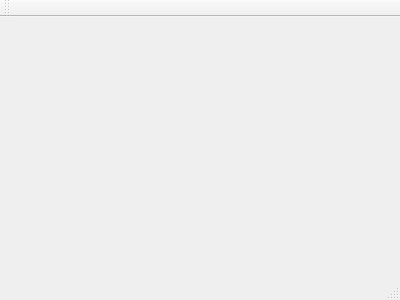
This is mainwindow.ui in ashrayjain/IVLE-Drive as Qt 5 draws it before an edit. The edited form follows.
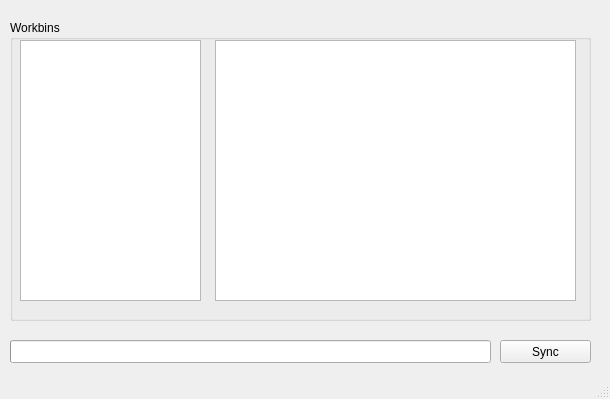
This is the edited form.

```diff
--- a/mainwindow.ui
+++ b/mainwindow.ui
@@ -1,24 +1,91 @@
 <ui version="4.0">
  <class>MainWindow</class>
- <widget class="QMainWindow" name="MainWindow" >
-  <property name="geometry" >
+ <widget class="QMainWindow" name="MainWindow">
+  <property name="geometry">
    <rect>
     <x>0</x>
     <y>0</y>
-    <width>400</width>
-    <height>300</height>
+    <width>610</width>
+    <height>399</height>
    </rect>
   </property>
   <property name="windowTitle" >
    <string>MainWindow</string>
   </property>
-  <widget class="QMenuBar" name="menuBar" />
-  <widget class="QToolBar" name="mainToolBar" />
-  <widget class="QWidget" name="centralWidget" />
-  <widget class="QStatusBar" name="statusBar" />
+  <widget class="QWidget" name="centralWidget">
+   <widget class="QPushButton" name="syncButton">
+    <property name="geometry">
+     <rect>
+      <x>500</x>
+      <y>340</y>
+      <width>91</width>
+      <height>23</height>
+     </rect>
+    </property>
+    <property name="text">
+     <string>Sync</string>
+    </property>
+   </widget>
+   <widget class="QTreeView" name="treeView">
+    <property name="geometry">
+     <rect>
+      <x>20</x>
+      <y>40</y>
+      <width>181</width>
+      <height>261</height>
+     </rect>
+    </property>
+   </widget>
+   <widget class="QProgressBar" name="progressBar">
+    <property name="geometry">
+     <rect>
+      <x>10</x>
+      <y>340</y>
+      <width>481</width>
+      <height>23</height>
+     </rect>
+    </property>
+    <property name="autoFillBackground">
+     <bool>false</bool>
+    </property>
+    <property name="value">
+     <number>0</number>
+    </property>
+    <property name="textVisible">
+     <bool>false</bool>
+    </property>
+   </widget>
+   <widget class="QGroupBox" name="groupBox">
+    <property name="geometry">
+     <rect>
+      <x>10</x>
+      <y>20</y>
+      <width>581</width>
+      <height>301</height>
+     </rect>
+    </property>
+    <property name="title">
+     <string>Workbins</string>
+    </property>
+    <widget class="QListView" name="listView">
+     <property name="geometry">
+      <rect>
+       <x>205</x>
+       <y>20</y>
+       <width>361</width>
+       <height>261</height>
+      </rect>
+     </property>
+    </widget>
+   </widget>
+   <zorder>groupBox</zorder>
+   <zorder>syncButton</zorder>
+   <zorder>treeView</zorder>
+   <zorder>progressBar</zorder>
+  </widget>
+  <widget class="QStatusBar" name="statusBar"/>
  </widget>
- <layoutDefault spacing="6" margin="11" />
- <pixmapfunction></pixmapfunction>
+ <layoutdefault spacing="6" margin="11"/>
  <resources/>
  <connections/>
 </ui>
```
Left out of the diff: 5 changed lines with no effect on the pictures.
